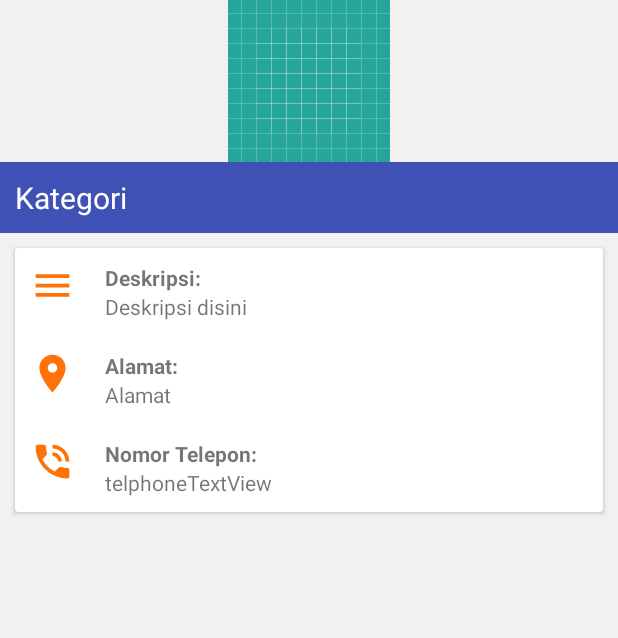
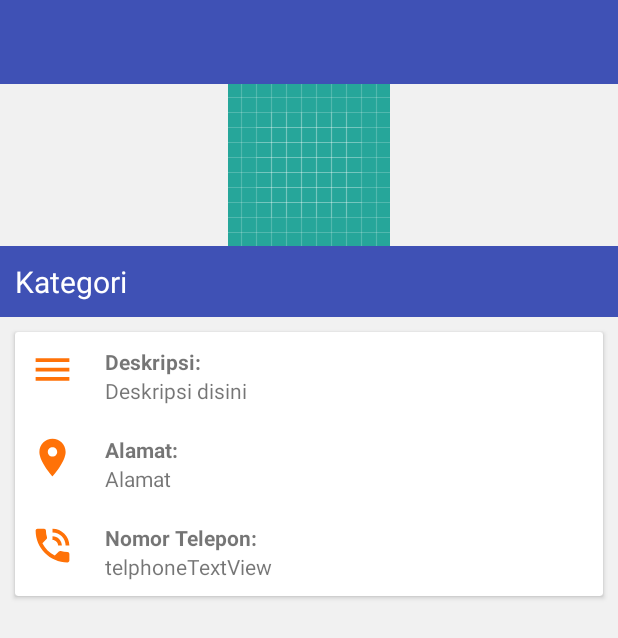
Before and after one commit to ranggasatriaa/akupeta, an Android app: the layout activity_detail.xml on its own in the app's theme, with its tools: preview values and no code run, on a phone screen of 412 x 824 dp. Shown: the top 638 px of the screen. Run offline under Robolectric (Android 15) with nearby library versions, the phone set to English and light mode, and no system bars; network calls fail.

Commit message:
custom title detail

```diff
--- a/app/src/main/AndroidManifest.xml
+++ b/app/src/main/AndroidManifest.xml
@@ -11,6 +11,7 @@
     <uses-permission android:name="android.permission.ACCESS_NETWORK_STATE" />
     <uses-permission android:name="android.permission.ACCESS_FINE_LOCATION" />
     <uses-permission android:name="android.permission.ACCESS_COARSE_LOCATION" />
+    <uses-permission android:name="android.permission.RECORD_AUDIO"/>
 
     <application
         android:allowBackup="true"
--- a/app/src/main/res/layout/activity_detail.xml
+++ b/app/src/main/res/layout/activity_detail.xml
@@ -1,5 +1,6 @@
 <?xml version="1.0" encoding="utf-8"?>
-<LinearLayout xmlns:android="http://schemas.android.com/apk/res/android"
+<LinearLayout
+    xmlns:android="http://schemas.android.com/apk/res/android"
     xmlns:app="http://schemas.android.com/apk/res-auto"
     xmlns:tools="http://schemas.android.com/tools"
     android:layout_width="match_parent"
@@ -8,11 +9,20 @@
     android:orientation="vertical"
     tools:context=".DetailActivity">
 
+    <android.support.v7.widget.Toolbar
+        xmlns:android="http://schemas.android.com/apk/res/android"
+        android:id="@+id/toolbar"
+        android:layout_width="match_parent"
+        android:layout_height="?attr/actionBarSize"
+        android:background="@color/colorPrimary"
+        app:titleTextColor="@color/colorWhite"
+        android:theme="@style/ToolbarTheme"/>
+
     <ImageView
         android:id="@+id/image"
         android:layout_width="match_parent"
         android:layout_height="wrap_content"
-        android:src="@drawable/ic_launcher_background" />
+        app:srcCompat="@drawable/ic_launcher_background" />
 
     <TextView
         android:id="@+id/kategoriTextView"
@@ -45,7 +55,7 @@
                     android:layout_width="@dimen/margin_30"
                     android:layout_height="@dimen/length_30"
                     android:layout_margin="@dimen/margin_10"
-                    android:src="@drawable/ic_menu_orange" />
+                    app:srcCompat="@drawable/ic_menu_orange" />
 
                 <LinearLayout
                     android:layout_width="match_parent"
@@ -76,7 +86,7 @@
                     android:layout_width="@dimen/margin_30"
                     android:layout_height="@dimen/length_30"
                     android:layout_margin="@dimen/margin_10"
-                    android:src="@drawable/ic_location_on_orange" />
+                    app:srcCompat="@drawable/ic_location_on_orange" />
 
                 <LinearLayout
                     android:layout_width="match_parent"
@@ -107,7 +117,7 @@
                     android:layout_width="@dimen/margin_30"
                     android:layout_height="@dimen/length_30"
                     android:layout_margin="@dimen/margin_10"
-                    android:src="@drawable/ic_phone_in_orange" />
+                    app:srcCompat="@drawable/ic_phone_in_orange" />
 
                 <LinearLayout
                     android:layout_width="match_parent"
--- a/app/src/main/res/values/styles.xml
+++ b/app/src/main/res/values/styles.xml
@@ -1,8 +1,9 @@
 <resources>
 
   <!-- Base application theme. -->
-  <style name="AppTheme" parent="Theme.AppCompat.Light.DarkActionBar">
+  <style name="AppTheme" parent="Theme.AppCompat.Light.NoActionBar">
     <!-- Customize your theme here. -->
+    <item name="windowActionBar">false</item>
     <item name="colorPrimary">@color/colorPrimary</item>
     <item name="colorPrimaryDark">@color/colorPrimaryDark</item>
     <item name="colorAccent">@color/colorAccent</item>
@@ -11,6 +12,13 @@
   <style name="AppTheme.NoActionBar">
     <item name="windowActionBar">false</item>
     <item name="windowNoTitle">true</item>
+  </style>
+
+  <style name="ToolbarTheme" parent="ThemeOverlay.AppCompat.Light">
+    <item name="android:homeAsUpIndicator">@drawable/ic_arrow_back_black_24dp</item>
+    <item name="colorPrimary">@color/colorPrimary</item>
+    <item name="colorPrimaryDark">@color/colorPrimaryDark</item>
+    <item name="colorAccent">@color/colorAccent</item>
   </style>
 
   <!--<style name="AppTheme" parent="Theme.AppCompat.Light.NoActionBar">-->
```
Also changed, not shown: app/src/main/java/com/astagenta/rangga/akupeta/DetailActivity.java (+25 -6 lines).
